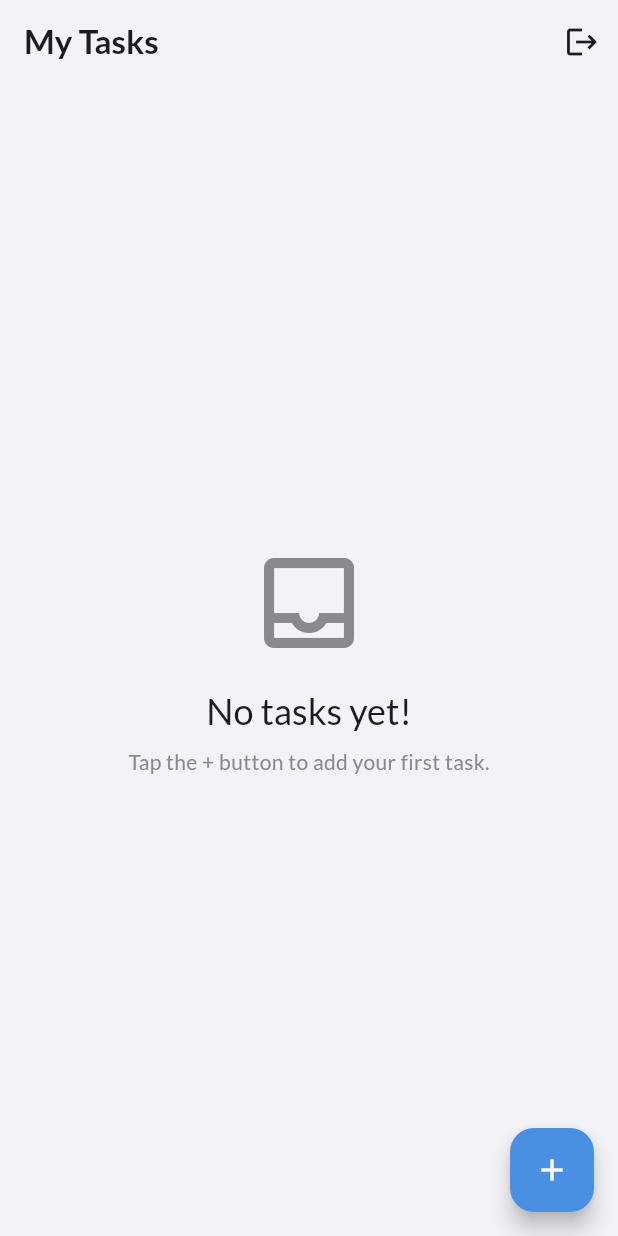
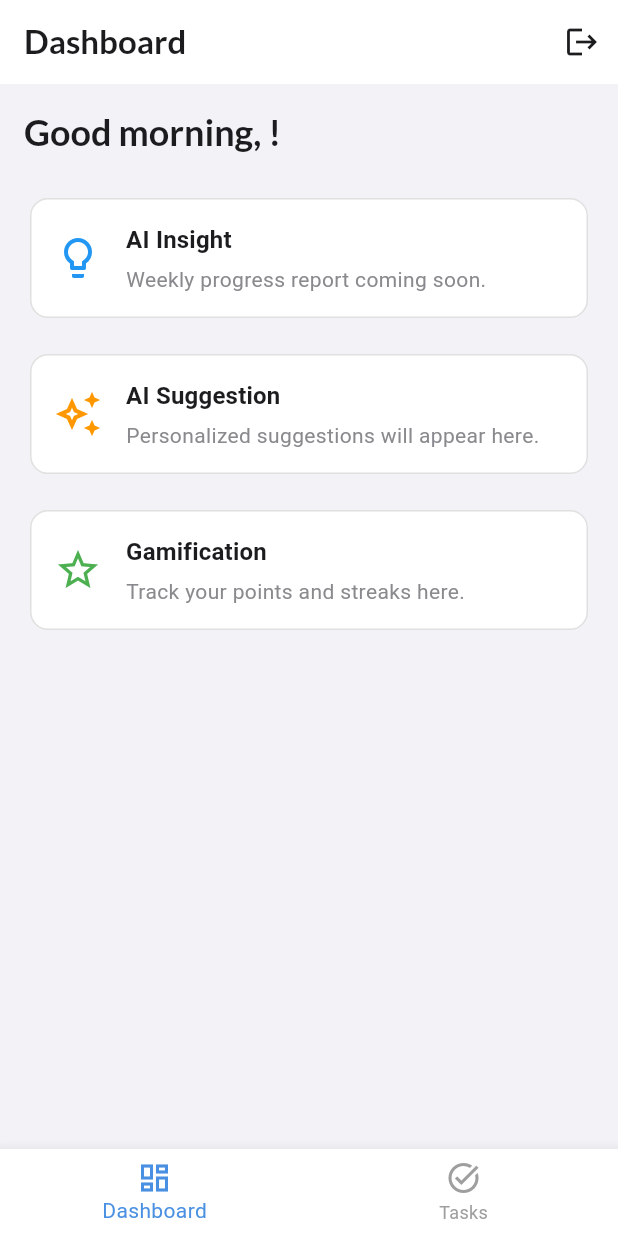
Before and after one commit to devameerhamxa/taskflow_AI, a Flutter app: the screen it shows once a user with an empty profile is signed in, on a phone screen of 412 x 824 dp. Run offline on Flutter 3.47's test engine with Material 3 defaults, Android fonts, the phone set to English and light mode, and no system bars; our stand-ins replace cloud_firestore, firebase_auth, firebase_core, flutter_riverpod, flutter_svg, google_fonts and 1 more; accounts and stored records are empty.

Commit message:
added dashboard module/screen

```diff
--- a/lib/features/auth/application/auth_providers.dart
+++ b/lib/features/auth/application/auth_providers.dart
@@ -1,23 +1,34 @@
 import 'package:firebase_auth/firebase_auth.dart';
 import 'package:flutter_riverpod/flutter_riverpod.dart';
 import 'package:taskflow_ai/features/auth/domain/auth_repository.dart';
+import 'package:taskflow_ai/features/auth/domain/user_profile_model.dart';
 import 'package:taskflow_ai/features/auth/infrastructure/firebase_auth_repository.dart';
 
 // 1. Repository Provider
-// This provides an instance of our FirebaseAuthRepository to the rest of the app.
 final authRepositoryProvider = Provider<AuthRepository>((ref) {
   return FirebaseAuthRepository();
 });
 
-// 2. Auth State Changes Provider (moved from AuthGate for global access)
-// This provider listens to the authentication state stream.
+// 2. Auth State Changes Provider
 final authStateChangesProvider = StreamProvider<User?>((ref) {
   final authRepository = ref.watch(authRepositoryProvider);
   return authRepository.authStateChanges;
 });
 
+// --- NEW USER PROFILE PROVIDER ---
+// This provider fetches the UserProfile data from Firestore.
+final userProfileProvider = FutureProvider<UserProfile?>((ref) async {
+  final authRepository = ref.watch(authRepositoryProvider);
+  final user = ref.watch(authStateChangesProvider).value;
+
+  if (user != null) {
+    return authRepository.getUserProfile(user.uid);
+  }
+  return null;
+});
+// --------------------------------
+
 // 3. Auth Controller Provider (StateNotifier)
-// This handles the business logic (calling repository methods) and manages UI state.
 final authControllerProvider = StateNotifierProvider<AuthController, bool>((
   ref,
 ) {
@@ -27,23 +38,19 @@ final authControllerProvider = StateNotifierProvider<AuthController, bool>((
 
 class AuthController extends StateNotifier<bool> {
   final AuthRepository _authRepository;
-  // ignore: unused_field
   final Ref _ref;
 
-  // The controller's state is a simple boolean: true for loading, false for not loading.
   AuthController(this._authRepository, this._ref) : super(false);
 
-  // Method to get the current user
   User? get currentUser => _authRepository.currentUser;
 
-  // Sign up with email and password
   Future<void> signUpWithEmailAndPassword({
     required String email,
     required String password,
     required String name,
     required Function(String) onError,
   }) async {
-    state = true; // Set loading state
+    state = true;
     try {
       await _authRepository.signUpWithEmailAndPassword(
         email: email,
@@ -54,11 +61,10 @@ class AuthController extends StateNotifier<bool> {
     } on FirebaseAuthException catch (e) {
       onError(e.message ?? 'An unknown error occurred.');
     } finally {
-      state = false; // Reset loading state
+      state = false;
     }
   }
 
-  // Sign in with email and password
   Future<void> signInWithEmailAndPassword(
     String email,
     String password,
@@ -74,7 +80,6 @@ class AuthController extends StateNotifier<bool> {
     }
   }
 
-  // Sign in with Google
   Future<void> signInWithGoogle(Function(String) onError) async {
     state = true;
     try {
@@ -86,7 +91,6 @@ class AuthController extends StateNotifier<bool> {
     }
   }
 
-  // Send email verification
   Future<void> sendEmailVerification(Function(String) onError) async {
     state = true;
     try {
@@ -98,7 +102,6 @@ class AuthController extends StateNotifier<bool> {
     }
   }
 
-  // Sign out
   Future<void> signOut() async {
     state = true;
     await _authRepository.signOut();
--- a/lib/features/auth/domain/auth_repository.dart
+++ b/lib/features/auth/domain/auth_repository.dart
@@ -1,7 +1,7 @@
 import 'package:firebase_auth/firebase_auth.dart';
+import 'package:taskflow_ai/features/auth/domain/user_profile_model.dart';
 
 // This is the contract that any authentication repository must follow.
-// It's great for testing and swapping out implementations later.
 abstract class AuthRepository {
   // A stream to listen for authentication state changes.
   Stream<User?> get authStateChanges;
@@ -9,11 +9,14 @@ abstract class AuthRepository {
   // Get the current user, if any.
   User? get currentUser;
 
+  // Get the user's profile from Firestore.
+  Future<UserProfile?> getUserProfile(String uid); // <-- ADD THIS METHOD
+
   // Sign up with email and password.
   Future<void> signUpWithEmailAndPassword({
     required String email,
     required String password,
-    required String name, // Added name for user profile
+    required String name,
   });
 
   // Sign in with email and password.
--- /dev/null
+++ b/lib/features/auth/domain/user_profile_model.dart
@@ -0,0 +1,27 @@
+import 'package:cloud_firestore/cloud_firestore.dart';
+import 'package:flutter/foundation.dart';
+
+@immutable
+class UserProfile {
+  final String uid;
+  final String name;
+  final String email;
+
+  const UserProfile({
+    required this.uid,
+    required this.name,
+    required this.email,
+  });
+
+  // A factory constructor to create a UserProfile from a Firestore document.
+  factory UserProfile.fromFirestore(
+    DocumentSnapshot<Map<String, dynamic>> doc,
+  ) {
+    final data = doc.data() ?? {};
+    return UserProfile(
+      uid: doc.id,
+      name: data['name'] ?? 'No Name',
+      email: data['email'] ?? 'No Email',
+    );
+  }
+}
--- a/lib/features/auth/infrastructure/firebase_auth_repository.dart
+++ b/lib/features/auth/infrastructure/firebase_auth_repository.dart
@@ -4,6 +4,7 @@ import 'package:cloud_firestore/cloud_firestore.dart';
 import 'package:firebase_auth/firebase_auth.dart';
 import 'package:google_sign_in/google_sign_in.dart';
 import 'package:taskflow_ai/features/auth/domain/auth_repository.dart';
+import 'package:taskflow_ai/features/auth/domain/user_profile_model.dart';
 
 class FirebaseAuthRepository implements AuthRepository {
   final FirebaseAuth _firebaseAuth;
@@ -23,6 +24,22 @@ class FirebaseAuthRepository implements AuthRepository {
 
   @override
   User? get currentUser => _firebaseAuth.currentUser;
+
+  // --- NEW METHOD IMPLEMENTATION ---
+  @override
+  Future<UserProfile?> getUserProfile(String uid) async {
+    try {
+      final doc = await _firestore.collection('users').doc(uid).get();
+      if (doc.exists) {
+        return UserProfile.fromFirestore(doc);
+      }
+      return null;
+    } catch (e) {
+      log("Error getting user profile: $e");
+      return null;
+    }
+  }
+  // ---------------------------------
 
   @override
   Future<void> signUpWithEmailAndPassword({
@@ -48,22 +65,17 @@ class FirebaseAuthRepository implements AuthRepository {
                 'createdAt': FieldValue.serverTimestamp(),
               });
         } catch (firestoreError) {
-          // Log Firestore error but don't fail the signup
           log('Firestore error: $firestoreError');
         }
       }
     } on FirebaseAuthException {
-      // Re-throw the exception to be handled by the UI layer
       rethrow;
     } catch (e) {
-      // Handle PigeonUserDetails type casting errors
       if (e.toString().contains('PigeonUserDetails') ||
           e.toString().contains('PigeonUserInfo') ||
           e.toString().contains('type cast')) {
-        // Sign-up was successful despite the error, so don't throw
         return;
       }
-      // Handle any other unexpected errors
       throw FirebaseAuthException(
         code: 'signup-failed',
         message: 'Sign up failed: ${e.toString()}',
@@ -88,7 +100,6 @@ class FirebaseAuthRepository implements AuthRepository {
     try {
       final GoogleSignInAccount? googleUser = await _googleSignIn.signIn();
       if (googleUser == null) {
-        // The user canceled the sign-in
         return;
       }
       final GoogleSignInAuthentication googleAuth =
@@ -101,7 +112,6 @@ class FirebaseAuthRepository implements AuthRepository {
         credential,
       );
 
-      // If it's a new user, create a document in Firestore
       if (userCredential.additionalUserInfo?.isNewUser == true &&
           userCredential.user != null) {
         try {
@@ -114,17 +124,14 @@ class FirebaseAuthRepository implements AuthRepository {
                 'createdAt': FieldValue.serverTimestamp(),
               });
         } catch (firestoreError) {
-          // Log Firestore error but don't fail the signup
           log('Firestore error: $firestoreError');
         }
       }
     } on FirebaseAuthException {
       rethrow;
     } catch (e) {
-      // Ignore type casting errors but still allow sign-in to proceed
       if (e.toString().contains('PigeonUserInfo') ||
           e.toString().contains('type cast')) {
-        // Sign-in was successful despite the error, so don't throw
         return;
       }
       throw FirebaseAuthException(
--- a/lib/features/auth/presentation/screens/auth_gate.dart
+++ b/lib/features/auth/presentation/screens/auth_gate.dart
@@ -4,7 +4,7 @@ import 'package:taskflow_ai/features/auth/application/auth_providers.dart';
 import 'package:taskflow_ai/features/auth/presentation/screens/login_screen.dart';
 import 'package:taskflow_ai/features/auth/presentation/screens/splash_screen.dart';
 import 'package:taskflow_ai/features/auth/presentation/screens/verify_email_screen.dart';
-import 'package:taskflow_ai/features/tasks/presentation/screens/task_list_screen.dart';
+import 'package:taskflow_ai/features/dashboard/presentation/screens/home_screen.dart';
 
 class AuthGate extends ConsumerWidget {
   const AuthGate({super.key});
@@ -23,7 +23,7 @@ class AuthGate extends ConsumerWidget {
             return const VerifyEmailScreen();
           }
           // If verified or a Google user, show the main app.
-          return const TaskListScreen();
+          return const HomeScreen();
         }
         // If the user is not logged in, show the LoginScreen.
         return const LoginScreen();
--- /dev/null
+++ b/lib/features/dashboard/presentation/screens/home_screen.dart
@@ -0,0 +1,156 @@
+import 'package:flutter/material.dart';
+import 'package:flutter_riverpod/flutter_riverpod.dart';
+import 'package:google_fonts/google_fonts.dart';
+import 'package:taskflow_ai/core/constants/app_theme.dart';
+import 'package:taskflow_ai/features/auth/application/auth_providers.dart';
+import 'package:taskflow_ai/features/tasks/presentation/screens/task_list_screen.dart';
+
+final pageIndexProvider = StateProvider<int>((ref) => 0);
+
+class HomeScreen extends ConsumerWidget {
+  const HomeScreen({super.key});
+
+  static const List<Widget> _pages = <Widget>[
+    DashboardView(),
+    TaskListScreen(),
+  ];
+
+  @override
+  Widget build(BuildContext context, WidgetRef ref) {
+    final pageIndex = ref.watch(pageIndexProvider);
+
+    return Scaffold(
+      body: IndexedStack(index: pageIndex, children: _pages),
+      bottomNavigationBar: BottomNavigationBar(
+        currentIndex: pageIndex,
+        onTap: (index) => ref.read(pageIndexProvider.notifier).state = index,
+        selectedItemColor: AppTheme.primaryColor,
+        unselectedItemColor: Colors.grey,
+        items: const [
+          BottomNavigationBarItem(
+            icon: Icon(Icons.dashboard_outlined),
+            label: 'Dashboard',
+          ),
+          BottomNavigationBarItem(
+            icon: Icon(Icons.task_alt_outlined),
+            label: 'Tasks',
+          ),
+        ],
+      ),
+    );
+  }
+}
+
+class DashboardView extends ConsumerWidget {
+  const DashboardView({super.key});
+
+  @override
+  Widget build(BuildContext context, WidgetRef ref) {
+    final theme = Theme.of(context);
+    // Watch the new user profile provider
+    final userProfileAsync = ref.watch(userProfileProvider);
+
+    return Scaffold(
+      appBar: AppBar(
+        title: Text(
+          'Dashboard',
+          style: GoogleFonts.lato(fontWeight: FontWeight.bold),
+        ),
+        actions: [
+          IconButton(
+            icon: const Icon(Icons.logout),
+            onPressed: () =>
+                ref.read(authControllerProvider.notifier).signOut(),
+          ),
+        ],
+      ),
+      body: ListView(
+        padding: const EdgeInsets.all(16.0),
+        children: [
+          // Use .when to handle loading/error states gracefully
+          userProfileAsync.when(
+            data: (userProfile) {
+              final userName = userProfile?.name ?? 'User';
+              return Text(
+                'Good morning, $userName!',
+                style: GoogleFonts.lato(
+                  textStyle: theme.textTheme.headlineSmall,
+                  fontWeight: FontWeight.bold,
+                ),
+              );
+            },
+            loading: () => const CircularProgressIndicator(),
+            error: (err, stack) => const Text('Could not load user data.'),
+          ),
+          const SizedBox(height: 24),
+          _buildInfoCard(
+            context: context,
+            icon: Icons.lightbulb_outline,
+            title: 'AI Insight',
+            subtitle: 'Weekly progress report coming soon.',
+            color: Colors.blue,
+          ),
+          const SizedBox(height: 16),
+          _buildInfoCard(
+            context: context,
+            icon: Icons.auto_awesome_outlined,
+            title: 'AI Suggestion',
+            subtitle: 'Personalized suggestions will appear here.',
+            color: Colors.orange,
+          ),
+          const SizedBox(height: 16),
+          _buildInfoCard(
+            context: context,
+            icon: Icons.star_border_outlined,
+            title: 'Gamification',
+            subtitle: 'Track your points and streaks here.',
+            color: Colors.green,
+          ),
+        ],
+      ),
+    );
+  }
+
+  Widget _buildInfoCard({
+    required BuildContext context,
+    required IconData icon,
+    required String title,
+    required String subtitle,
+    required Color color,
+  }) {
+    final theme = Theme.of(context);
+    final isDarkMode = theme.brightness == Brightness.dark;
+
+    return Card(
+      elevation: 0,
+      shape: RoundedRectangleBorder(
+        borderRadius: BorderRadius.circular(12),
+        side: BorderSide(color: isDarkMode ? Colors.white24 : Colors.black12),
+      ),
+      child: Padding(
+        padding: const EdgeInsets.all(16.0),
+        child: Row(
+          children: [
+            Icon(icon, color: color, size: 32),
+            const SizedBox(width: 16),
+            Expanded(
+              child: Column(
+                crossAxisAlignment: CrossAxisAlignment.start,
+                children: [
+                  Text(
+                    title,
+                    style: theme.textTheme.titleMedium?.copyWith(
+                      fontWeight: FontWeight.bold,
+                    ),
+                  ),
+                  const SizedBox(height: 4),
+                  Text(subtitle, style: theme.textTheme.bodyMedium),
+                ],
+              ),
+            ),
+          ],
+        ),
+      ),
+    );
+  }
+}
```
